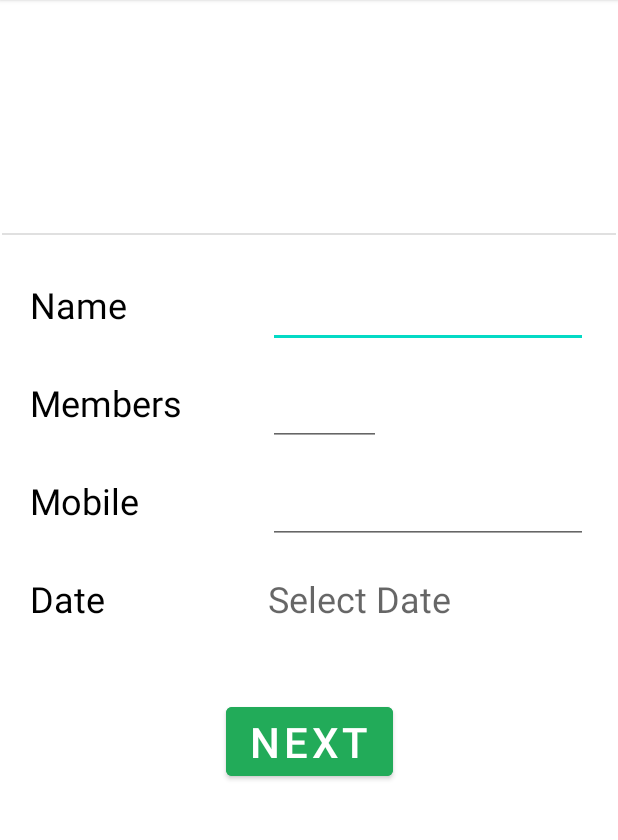
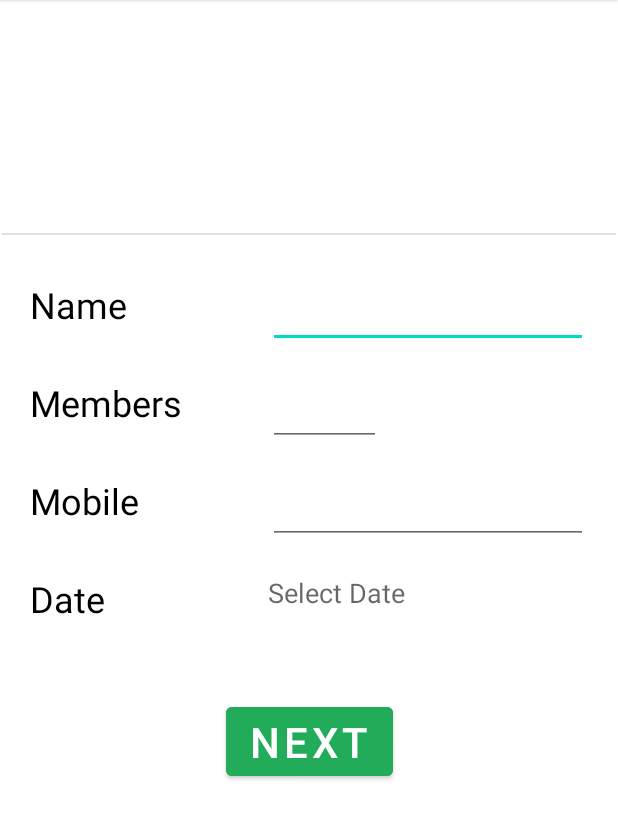
Before and after one commit to Madhawa-Tharindu/green-lantern, an Android app: the layout activity_experience_session.xml on its own in the app's theme, with its tools: preview values and no code run, on a phone screen of 412 x 824 dp, the part 84-924 px from its top. Run offline under Robolectric (Android 15) with nearby library versions, the light colour scheme and no system bars.

Commit message:
Session date appearance changes

```diff
--- a/app/src/main/res/layout/activity_experience_session.xml
+++ b/app/src/main/res/layout/activity_experience_session.xml
@@ -141,7 +141,7 @@
                 android:layout_height="0dp"
                 android:hint="Select Date"
                 android:textColor="@color/black"
-                android:textSize="24sp"
+                android:textSize="18sp"
                 app:layout_constraintBottom_toBottomOf="@+id/tv_res_date"
                 app:layout_constraintEnd_toEndOf="@+id/et_res_mobile"
                 app:layout_constraintStart_toStartOf="@+id/et_res_mobile"
```
